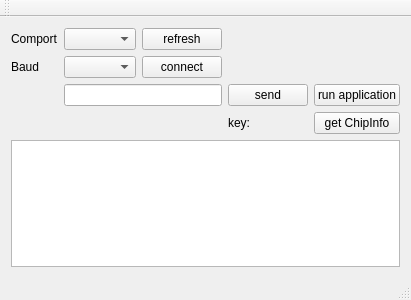
The window that qt/project/src/mainwindow.ui (Crystal-Photonics/crystalBoot) describes before a commit, drawn with Qt 5.
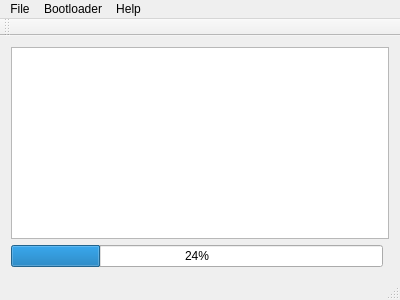
The same window after the commit.

```diff
--- a/qt/project/src/mainwindow.ui
+++ b/qt/project/src/mainwindow.ui
@@ -15,87 +15,16 @@
   </property>
   <widget class="QWidget" name="centralWidget">
    <layout class="QGridLayout" name="gridLayout">
-    <item row="0" column="2">
-     <widget class="QComboBox" name="cmbPort"/>
-    </item>
-    <item row="3" column="2" colspan="2">
-     <widget class="QLineEdit" name="edtFileName"/>
-    </item>
-    <item row="0" column="4">
-     <spacer name="horizontalSpacer">
-      <property name="orientation">
-       <enum>Qt::Horizontal</enum>
-      </property>
-      <property name="sizeHint" stdset="0">
-       <size>
-        <width>40</width>
-        <height>20</height>
-       </size>
-      </property>
-     </spacer>
-    </item>
-    <item row="0" column="1">
-     <widget class="QLabel" name="label">
-      <property name="text">
-       <string>Comport</string>
-      </property>
-     </widget>
-    </item>
-    <item row="3" column="4">
-     <widget class="QPushButton" name="btnSend">
-      <property name="text">
-       <string>send</string>
-      </property>
-     </widget>
-    </item>
-    <item row="4" column="4">
-     <widget class="QLabel" name="lblKey">
-      <property name="text">
-       <string>key:</string>
-      </property>
-     </widget>
-    </item>
-    <item row="1" column="3">
-     <widget class="QPushButton" name="btnConnect">
-      <property name="text">
-       <string>connect</string>
-      </property>
-     </widget>
-    </item>
-    <item row="1" column="1">
-     <widget class="QLabel" name="label_3">
-      <property name="text">
-       <string>Baud</string>
-      </property>
-     </widget>
-    </item>
-    <item row="1" column="2">
-     <widget class="QComboBox" name="cmbBaud"/>
-    </item>
-    <item row="0" column="3">
-     <widget class="QPushButton" name="btnRefresh">
-      <property name="text">
-       <string>refresh</string>
-      </property>
-     </widget>
-    </item>
-    <item row="3" column="5">
-     <widget class="QPushButton" name="btnRunApplication">
-      <property name="text">
-       <string>run application</string>
-      </property>
-     </widget>
-    </item>
-    <item row="4" column="5">
-     <widget class="QPushButton" name="btnChipInfo">
-      <property name="text">
-       <string>get ChipInfo</string>
-      </property>
-     </widget>
-    </item>
-    <item row="5" column="1" colspan="5">
+    <item row="1" column="0" colspan="2">
      <widget class="QPlainTextEdit" name="plainTextEdit"/>
     </item>
+    <item row="2" column="0">
+     <widget class="QProgressBar" name="progressBar">
+      <property name="value">
+       <number>24</number>
+      </property>
+     </widget>
+    </item>
    </layout>
   </widget>
   <widget class="QMenuBar" name="menuBar">
@@ -107,6 +36,33 @@
      <height>20</height>
     </rect>
    </property>
+   <widget class="QMenu" name="menuFile">
+    <property name="title">
+     <string>File</string>
+    </property>
+    <addaction name="actionOpen_Firmware_Image"/>
+    <addaction name="separator"/>
+    <addaction name="actionEncrypt_Firmware"/>
+    <addaction name="actionCalc"/>
+   </widget>
+   <widget class="QMenu" name="menuHelp">
+    <property name="title">
+     <string>Help</string>
+    </property>
+    <addaction name="actionInfo"/>
+   </widget>
+   <widget class="QMenu" name="menuBootloader">
+    <property name="title">
+     <string>Bootloader</string>
+    </property>
+    <addaction name="actionConnect_2"/>
+    <addaction name="actionTransfer_2"/>
+    <addaction name="actionRun_Application"/>
+    <addaction name="actionGet_Chip_Info"/>
+   </widget>
+   <addaction name="menuFile"/>
+   <addaction name="menuBootloader"/>
+   <addaction name="menuHelp"/>
   </widget>
   <widget class="QToolBar" name="mainToolBar">
    <attribute name="toolBarArea">
```
Left out of the diff: 75 changed lines with no effect on the pictures.
